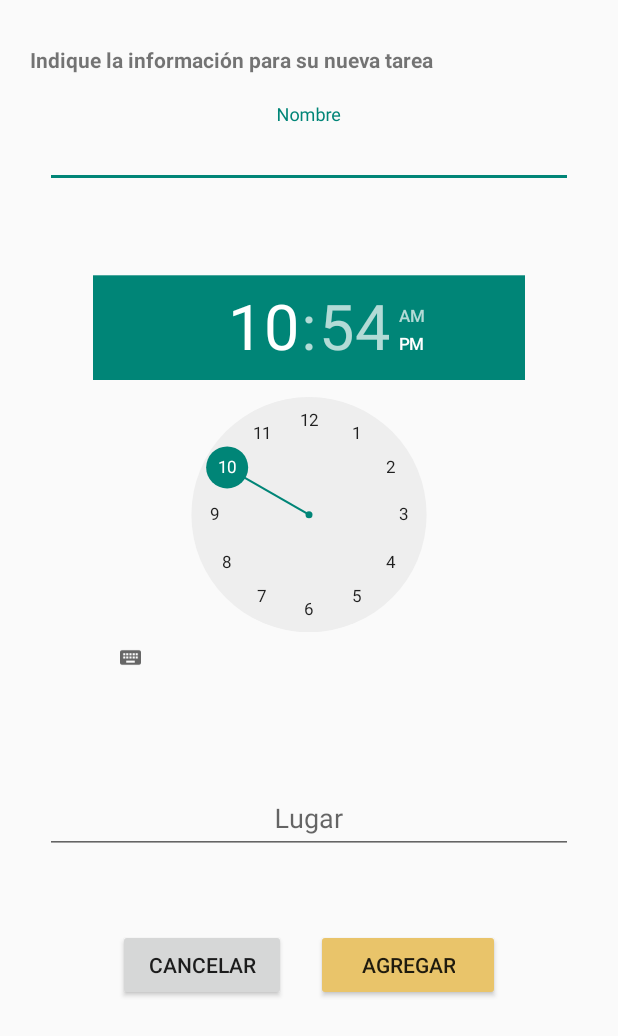
After one commit to leonardo1309/hogar_gestor, an Android app: the layout dialog_add.xml on its own in the app's theme, with its tools: preview values and no code run, on a phone screen of 412 x 824 dp. The commit adds this screen. Shown: the top 1036 px of the screen. Run offline under Robolectric (Android 15) with nearby library versions, the phone set to English and light mode, and no system bars.

Commit message:
Agregar tarea nueva y borrar Tarea

```diff
--- a/app/src/main/java/com/example/hogargestor/TaskProvider.kt
+++ b/app/src/main/java/com/example/hogargestor/TaskProvider.kt
@@ -2,7 +2,7 @@ package com.example.hogargestor
 
 class TaskProvider {
     companion object{
-        val taskList = listOf<Task>(
+        val taskList = mutableListOf<Task>(
             Task("Develop","now","here", true),
             Task("watch","then", "bed", false),
             Task("eat","morning", "table",false),
--- a/app/src/main/java/com/example/hogargestor/adapter/TaskAdapter.kt
+++ b/app/src/main/java/com/example/hogargestor/adapter/TaskAdapter.kt
@@ -7,6 +7,7 @@ import com.example.hogargestor.R
 import com.example.hogargestor.Task
 
 class TaskAdapter(private val taskList: List<Task>, private val onClickListener:(Task) -> Unit) : RecyclerView.Adapter<TaskViewHolder>() {
+
     override fun onCreateViewHolder(parent: ViewGroup, viewType: Int): TaskViewHolder {
         val layoutInflater = LayoutInflater.from(parent.context)
         return TaskViewHolder(layoutInflater.inflate(R.layout.item_task, parent, false))
--- a/app/src/main/java/com/example/hogargestor/adapter/TaskViewHolder.kt
+++ b/app/src/main/java/com/example/hogargestor/adapter/TaskViewHolder.kt
@@ -11,8 +11,8 @@ import com.example.hogargestor.Task
 
 class TaskViewHolder(view:View) : ViewHolder(view) {
 
-    val taskname = view.findViewById<TextView>(R.id.taskName)
-    val done = view.findViewById<CheckBox>(R.id.taskDone)
+    private val taskname = view.findViewById<TextView>(R.id.taskName)
+    private val done = view.findViewById<CheckBox>(R.id.taskDone)
 
     fun render(task: Task, onClickListener:(Task) -> Unit){
         taskname.text = task.name
--- /dev/null
+++ b/app/src/main/res/layout/dialog_add.xml
@@ -0,0 +1,85 @@
+<?xml version="1.0" encoding="utf-8"?>
+<LinearLayout
+    xmlns:android="http://schemas.android.com/apk/res/android"
+    android:layout_width="match_parent"
+    android:layout_height="match_parent"
+    android:orientation="vertical"
+    android:layout_gravity="center_horizontal"
+    android:gravity="center_horizontal">
+    <ScrollView
+        android:layout_width="match_parent"
+        android:layout_height="match_parent">
+        <LinearLayout
+            android:layout_width="match_parent"
+            android:layout_height="match_parent"
+            android:orientation="vertical">
+
+            <TextView
+                android:layout_width="match_parent"
+                android:layout_height="wrap_content"
+                android:layout_marginTop="30dp"
+                android:layout_marginHorizontal="20dp"
+                android:text="@string/createNewTask"
+                android:textStyle="bold"
+                />
+
+            <com.google.android.material.textfield.TextInputLayout
+                android:layout_width="match_parent"
+                android:layout_height="wrap_content"
+                android:layout_marginHorizontal="30dp"
+                android:layout_marginTop="20dp">
+                <EditText
+                    android:id="@+id/newTaskName"
+                    android:layout_width="match_parent"
+                    android:layout_height="wrap_content"
+                    android:gravity="center"
+                    android:hint="@string/regName"
+                    android:inputType="textPersonName"/>
+            </com.google.android.material.textfield.TextInputLayout>
+            <TimePicker
+                android:id="@+id/timePicker"
+                android:layout_width="wrap_content"
+                android:layout_height="wrap_content"
+                android:scaleY="0.7"
+                android:scaleX="0.7"
+                android:timePickerMode="clock" />
+            <com.google.android.material.textfield.TextInputLayout
+                android:layout_width="match_parent"
+                android:layout_height="wrap_content"
+                android:layout_marginHorizontal="30dp">
+                <EditText
+                    android:id="@+id/newTaskPlace"
+                    android:layout_width="match_parent"
+                    android:layout_height="wrap_content"
+                    android:gravity="center"
+                    android:hint="@string/place"
+                    android:inputType="text"/>
+            </com.google.android.material.textfield.TextInputLayout>
+            <LinearLayout
+                android:layout_width="match_parent"
+                android:layout_height="wrap_content"
+                android:orientation="horizontal"
+                android:layout_marginVertical="50dp"
+                android:gravity="center_horizontal">
+            <Button
+                android:id="@+id/cancel_button"
+                android:layout_width="wrap_content"
+                android:layout_height="wrap_content"
+                android:layout_marginLeft="20dp"
+                android:paddingHorizontal="20dp"
+                android:text="@string/cancel"/>
+
+            <Button
+                android:id="@+id/add_button"
+                android:layout_width="wrap_content"
+                android:layout_height="wrap_content"
+                android:layout_marginHorizontal="20dp"
+                android:paddingHorizontal="30dp"
+                android:text="@string/add"
+                android:backgroundTint="@color/skin"/>
+            </LinearLayout>
+
+        </LinearLayout>
+    </ScrollView>
+
+</LinearLayout>
--- a/app/src/main/res/values/strings.xml
+++ b/app/src/main/res/values/strings.xml
@@ -21,6 +21,12 @@
     <string name="btnTasks">Ver tareas</string>
     <string name="welcomeToolbar">Bienvenido</string>
     <string name="taskToolbar">Panel de tareas</string>
+    <string name="createNewTask">Indique la información para su nueva tarea</string>
+    <string name="time">Hora</string>
+    <string name="place">Lugar</string>
+    <string name="addTask">Agregar Tarea</string>
+    <string name="cancel">Cancelar</string>
+    <string name="add">Agregar</string>
 
 
 </resources>
```
Also changed, not shown: app/src/main/java/com/example/hogargestor/DashboardActivity.kt (+24 -1 lines), app/src/main/java/com/example/hogargestor/TaskFragment.kt (+81 -8 lines), app/src/main/res/layout/activity_dashboard.xml (+0 -13 lines), app/src/main/res/layout/fragment_task.xml (+14 -0 lines).
